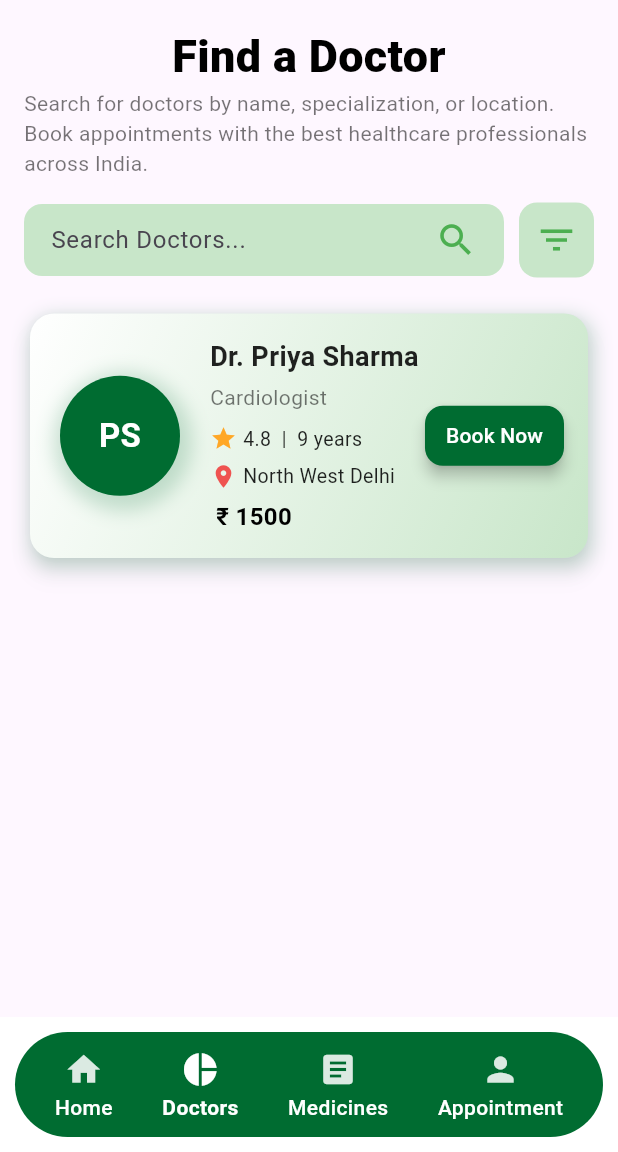
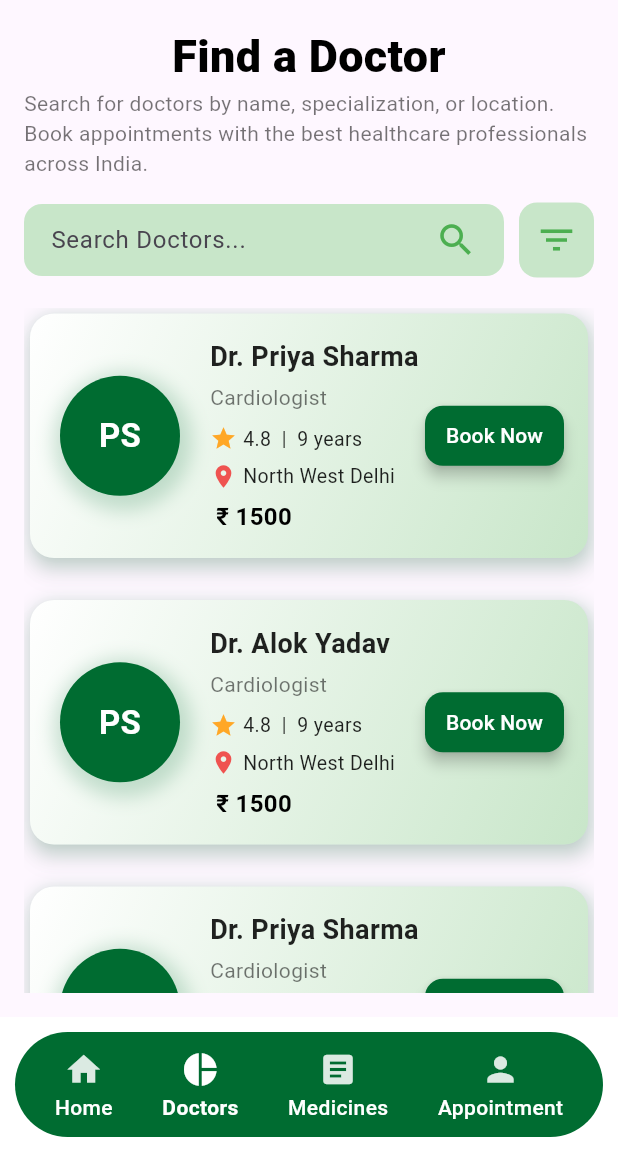
Before and after one commit to alokyadav686/MyMedic, a Flutter app: the screen it shows after launch, item 2 of the bottom bar chosen, on a phone screen of 412 x 824 dp, the part 84-1236 px from its top. Run offline on Flutter 3.47's test engine with Material 3 defaults, Android fonts, the phone set to English and light mode, and no system bars.

```diff
--- a/lib/screen/doctors/doctors.dart
+++ b/lib/screen/doctors/doctors.dart
@@ -11,6 +11,8 @@ class Doctors extends StatefulWidget {
 }
 
 class _DoctorsState extends State<Doctors> {
+  bool showFilters = false;
+
   @override
   Widget build(BuildContext context) {
     return Scaffold(
@@ -58,7 +60,6 @@ class _DoctorsState extends State<Doctors> {
                           child: TextField(
                             decoration: InputDecoration(
                               hintText: "Search Doctors...",
-
                               border: InputBorder.none,
                               contentPadding: EdgeInsets.symmetric(
                                 vertical: 12,
@@ -82,6 +83,7 @@ class _DoctorsState extends State<Doctors> {
                 SizedBox(
                   width: 10,
                 ), // Space between search bar and filter button
+                // Filter Button
                 Container(
                   height: 50,
                   width: 50,
@@ -95,21 +97,134 @@ class _DoctorsState extends State<Doctors> {
                       size: 28,
                       color: Colors.green,
                     ),
-                    onPressed: () {},
+                    onPressed: () {
+                      setState(() {
+                        showFilters = !showFilters; // Toggle filter visibility
+                      });
+                    },
                   ),
                 ),
               ],
             ),
+            Visibility(
+              visible: showFilters,
+              child: Padding(
+                padding: const EdgeInsets.only(top: 8.0),
+                child: Container(
+                  width: double.infinity,
+                  padding: EdgeInsets.all(8),
+                  decoration: BoxDecoration(
+                    color: Colors.white,
+                    borderRadius: BorderRadius.circular(12),
+                    boxShadow: [
+                      BoxShadow(
+                        color: Colors.black26,
+                        blurRadius: 6,
+                        offset: Offset(0, 2),
+                      ),
+                    ],
+                  ),
+                  child: Row(
+                    mainAxisAlignment: MainAxisAlignment.spaceEvenly,
+                    children: [
+                      // Categories Dropdown
+                      Expanded(
+                        child: DropdownButtonFormField<String>(
+                          isDense: true, // Makes it more compact
+                          decoration: InputDecoration(
+                            labelText: "Categories",
+                            border: OutlineInputBorder(),
+                            contentPadding: EdgeInsets.symmetric(
+                              horizontal: 8,
+                              vertical: 4,
+                            ),
+                          ),
+                          items:
+                              ["Cardiologist","Physiatrist", "Dermatologist","Sexologist", "Neurologist"]
+                                  .map(
+                                    (category) => DropdownMenuItem(
+                                      value: category,
+                                      child: Text(
+                                        category,
+                                        style: TextStyle(fontSize: 14),
+                                      ),
+                                    ),
+                                  )
+                                  .toList(),
+                          onChanged: (value) {},
+                        ),
+                      ),
+
+                      SizedBox(width: 8), // Space between dropdowns
+
+                      Expanded(
+                        child: DropdownButtonFormField<String>(
+                          isDense: true,
+                          decoration: InputDecoration(
+                            labelText: "Price",
+                            border: OutlineInputBorder(),
+                            contentPadding: EdgeInsets.symmetric(
+                              horizontal: 8,
+                              vertical: 4,
+                            ),
+                          ),
+                          items:
+                              ["₹500 - ₹1000", "₹1000 - ₹2000", "₹2000+"]
+                                  .map(
+                                    (price) => DropdownMenuItem(
+                                      value: price,
+                                      child: Text(
+                                        price,
+                                        style: TextStyle(fontSize: 14),
+                                      ),
+                                    ),
+                                  )
+                                  .toList(),
+                          onChanged: (value) {},
+                        ),
+                      ),
+
+                      SizedBox(width: 8), // Space between dropdowns
+                    ],
+                  ),
+                ),
+              ),
+            ),
 
             SizedBox(height: 20),
 
+            // Doctor List
             Expanded(
               child: SingleChildScrollView(
                 child: Column(
                   children: [
-                    DoctorsCard(name: 'Dr. Priya Sharma', specialization: 'Cardiologist', rating: '4.8', experience: '9 years', location: 'North West Delhi', price: '₹ 1500',),
+                    DoctorsCard(
+                      name: 'Dr. Priya Sharma',
+                      specialization: 'Cardiologist',
+                      rating: '4.8',
+                      experience: '9 years',
+                      location: 'North West Delhi',
+                      price: '₹ 1500',
+                    ),
                     SizedBox(height: 20),
-
+                    DoctorsCard(
+                      name: 'Dr. Alok Yadav',
+                      specialization: 'Cardiologist',
+                      rating: '4.8',
+                      experience: '9 years',
+                      location: 'North West Delhi',
+                      price: '₹ 1500',
+                    ),
+                    SizedBox(height: 20),
+                    DoctorsCard(
+                      name: 'Dr. Priya Sharma',
+                      specialization: 'Cardiologist',
+                      rating: '4.8',
+                      experience: '9 years',
+                      location: 'North West Delhi',
+                      price: '₹ 1500',
+                    ),
+                    SizedBox(height: 20),
                   ],
                 ),
               ),
--- a/lib/screen/doctors/widget/doctors_card.dart
+++ b/lib/screen/doctors/widget/doctors_card.dart
@@ -1,5 +1,6 @@
 import 'package:flutter/material.dart';
 import 'package:my_medic/constants/colors.dart';
+import 'package:my_medic/screen/doctors/widget/book_now.dart';
 
 class DoctorsCard extends StatelessWidget {
   final String name;
@@ -101,7 +102,7 @@ class DoctorsCard extends StatelessWidget {
                       Icon(Icons.star, color: Colors.orange.shade400, size: 18),
                       const SizedBox(width: 4),
                       Text(
-                        rating + '  |  ' + experience,
+                        '$rating  |  $experience',
                         style: TextStyle(fontSize: 13, color: Colors.black87),
                       ),
                     ],
@@ -157,9 +158,14 @@ class DoctorsCard extends StatelessWidget {
                 ),
                 elevation: 4,
               ),
-              child: const Text(
-                "Book Now",
-                style: TextStyle(color: Colors.white, fontSize: 14),
+              child: InkWell(
+                onTap: () {
+                  Navigator.push(context, MaterialPageRoute(builder: (context)=>BookAppointmentScreen(name: name, specialization: specialization, fee: price,)));
+                },
+                child: const Text(
+                  "Book Now",
+                  style: TextStyle(color: Colors.white, fontSize: 14),
+                ),
               ),
             ),
           ],
```
Also changed, not shown: lib/screen/doctors/widget/book_now.dart (added, +305 -0 lines), lib/screen/doctors/widget/payment_screen.dart (added, +158 -0 lines).
